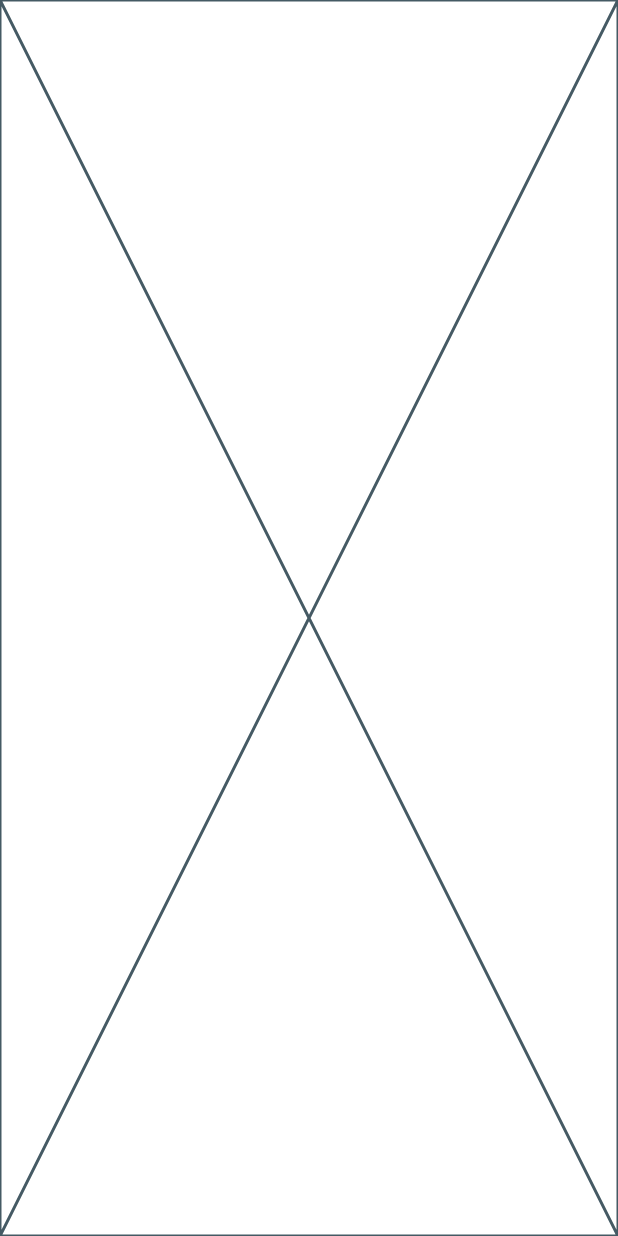
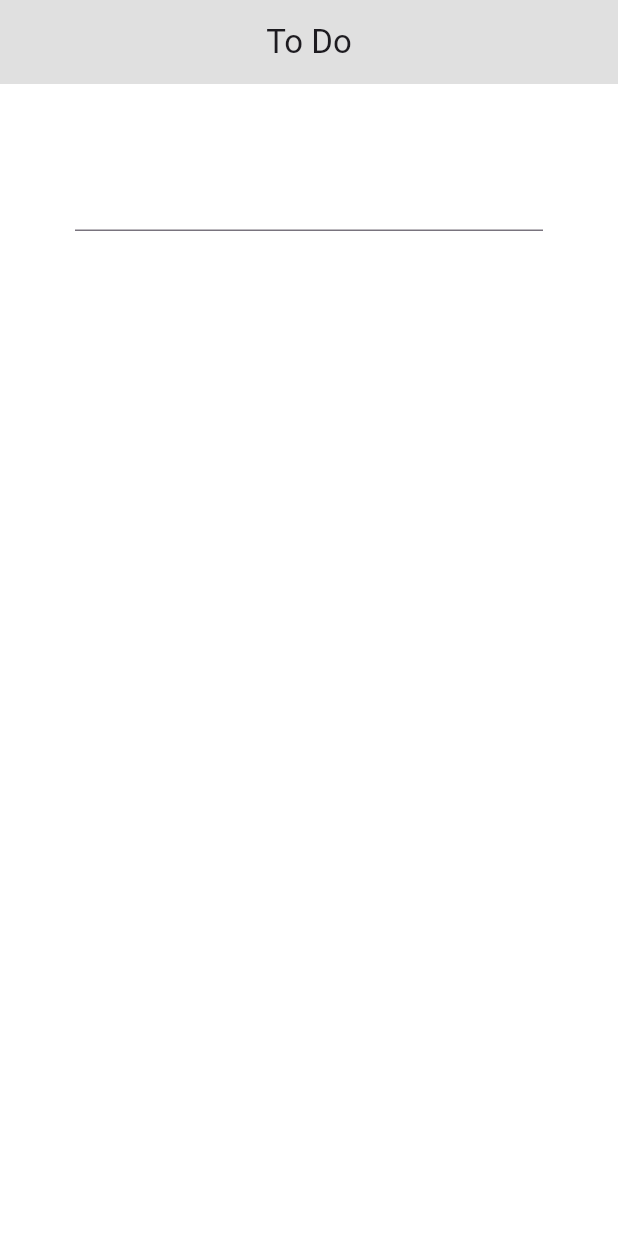
Before and after one commit to Ratndeep1999/to_do_app, a Flutter app: the screen it shows after launch, after a tap on "SIGN up", on a phone screen of 412 x 824 dp. Run offline on Flutter 3.47's test engine with Material 3 defaults, Android fonts, the light colour scheme and no system bars.

Commit message:
sign_up_page.dart : appbar add, form add, key add,

```diff
--- a/lib/sign_up_page.dart
+++ b/lib/sign_up_page.dart
@@ -8,8 +8,33 @@ class SignUpPage extends StatefulWidget {
 }
 
 class _SignUpPageState extends State<SignUpPage> {
+
+  final GlobalKey _formKey = GlobalKey<FormState>();
+
   @override
   Widget build(BuildContext context) {
-    return const Placeholder();
+    return Scaffold(
+      backgroundColor: Colors.white,
+      appBar: AppBar(
+        title: Text("To Do"),
+        centerTitle: true,
+        backgroundColor: Colors.black12,
+      ),
+      body: SafeArea(
+          child: Form(
+            key: _formKey ,
+            child: Padding(
+              padding: const EdgeInsets.symmetric(horizontal: 50),
+              child: Column(
+                children: [
+                  SizedBox(height: 50,),
+
+                  TextFormField(),
+                ],
+              ),
+            ),
+          ),
+      ),
+    );
   }
 }
```
